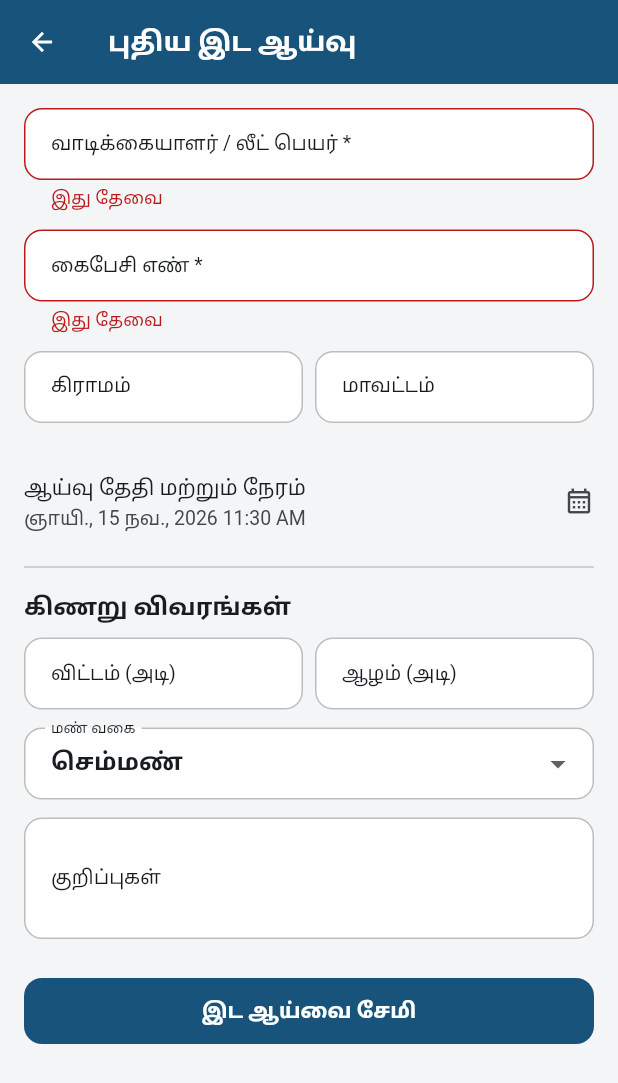
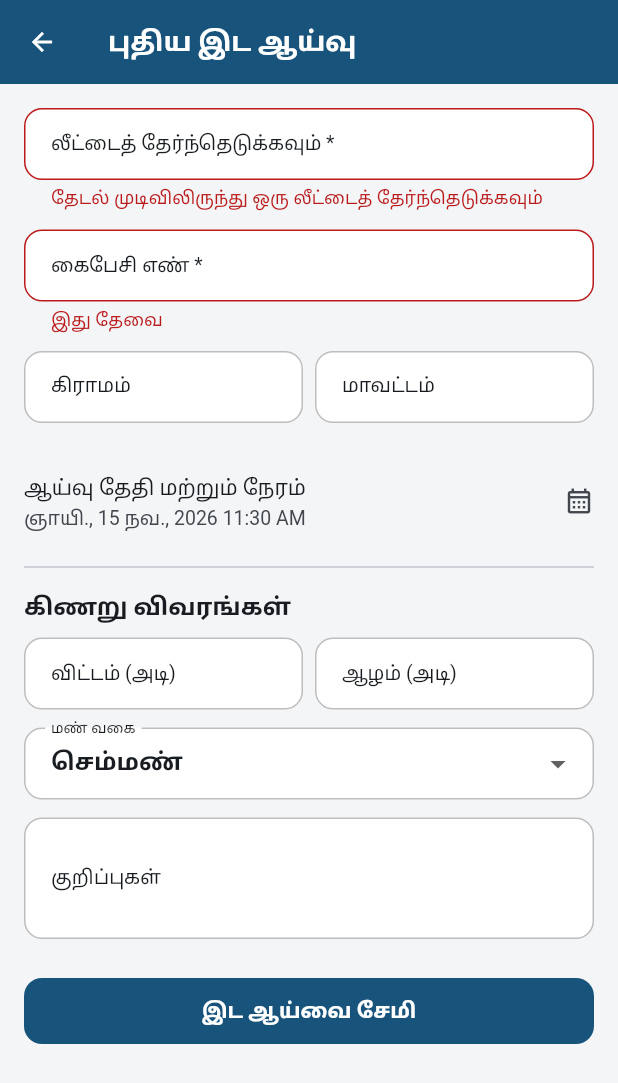
Before and after one commit to Sakthivel-Contractor/crm_mobile_app, a Flutter app: the CreateVisitScreen screen opened directly, after a tap on "இட ஆய்வை சேமி", on a phone screen of 412 x 824 dp. Shown: the top 1083 px of the screen. Run offline on Flutter 3.47's test engine with Material 3 defaults, Android fonts, the phone set to English and light mode, and no system bars; our stand-ins replace cookie_jar, dio, dio_cookie_manager, firebase_core, firebase_messaging, flutter_local_notifications and 4 more; missing offline and left inert: local_auth_android; accounts and stored records are empty.

Commit message:
Require linked lead when creating site visits

```diff
--- a/lib/features/visits/visits_screen.dart
+++ b/lib/features/visits/visits_screen.dart
@@ -8,6 +8,8 @@ import '../../app/widgets.dart';
 import '../../core/app_error.dart';
 import '../../core/contact_links.dart';
 import '../../l10n/app_localizations.dart';
+import '../leads/lead_model.dart';
+import '../leads/lead_repository.dart';
 import 'visit_model.dart';
 import 'visit_repository.dart';
 import 'visits_controller.dart';
@@ -534,7 +536,15 @@ class _VisitDetailScreenState extends State<VisitDetailScreen> {
 }
 
 class CreateVisitScreen extends StatefulWidget {
-  const CreateVisitScreen({super.key});
+  const CreateVisitScreen({
+    super.key,
+    this.leadRepository,
+    this.visitRepository,
+  });
+
+  /// Injectable for tests.
+  final LeadRepository? leadRepository;
+  final VisitRepository? visitRepository;
 
   @override
   State<CreateVisitScreen> createState() => _CreateVisitScreenState();
@@ -542,9 +552,13 @@ class CreateVisitScreen extends StatefulWidget {
 
 class _CreateVisitScreenState extends State<CreateVisitScreen> {
   final _formKey = GlobalKey<FormState>();
-  final _repo = VisitRepository();
+  late final VisitRepository _repo =
+      widget.visitRepository ?? VisitRepository();
+  late final LeadRepository _leadRepo =
+      widget.leadRepository ?? LeadRepository();
 
-  final _leadNameController = TextEditingController();
+  CrmLead? _selectedLead;
+  AppError? _leadSearchError;
   final _mobileController = TextEditingController();
   final _villageController = TextEditingController();
   final _districtController = TextEditingController();
@@ -559,7 +573,6 @@ class _CreateVisitScreenState extends State<CreateVisitScreen> {
 
   @override
   void dispose() {
-    _leadNameController.dispose();
     _mobileController.dispose();
     _villageController.dispose();
     _districtController.dispose();
@@ -572,12 +585,15 @@ class _CreateVisitScreenState extends State<CreateVisitScreen> {
 
   void _save() async {
     if (_saving || !_formKey.currentState!.validate()) return;
+    final selectedLead = _selectedLead;
+    if (selectedLead == null) return;
     setState(() => _saving = true);
 
     try {
       final visit = SiteVisit(
         name: '',
-        leadName: _leadNameController.text.trim(),
+        lead: selectedLead.name,
+        leadName: selectedLead.displayName ?? selectedLead.name,
         mobileNo: _mobileController.text.trim(),
         village: _villageController.text.trim(),
         district: _districtController.text.trim(),
@@ -616,6 +632,24 @@ class _CreateVisitScreenState extends State<CreateVisitScreen> {
     }
   }
 
+  Future<Iterable<CrmLead>> _searchLeads(TextEditingValue value) async {
+    final term = value.text.trim();
+    if (term.isEmpty) return const [];
+    try {
+      final results = await _leadRepo.fetchLeads(search: term);
+      if (mounted && _leadSearchError != null) {
+        setState(() => _leadSearchError = null);
+      }
+      return results;
+    } on AppException catch (e) {
+      if (mounted) setState(() => _leadSearchError = e.error);
+      return const [];
+    } catch (_) {
+      if (mounted) setState(() => _leadSearchError = AppError.unknown);
+      return const [];
+    }
+  }
+
   @override
   Widget build(BuildContext context) {
     final l10n = AppLocalizations.of(context)!;
@@ -626,12 +660,71 @@ class _CreateVisitScreenState extends State<CreateVisitScreen> {
         child: ListView(
           padding: const EdgeInsets.all(16),
           children: [
-            TextFormField(
-              controller: _leadNameController,
-              decoration: InputDecoration(labelText: l10n.visitClientLeadName),
-              validator: (v) =>
-                  (v == null || v.trim().isEmpty) ? l10n.fieldRequired : null,
+            Autocomplete<CrmLead>(
+              displayStringForOption: (lead) => lead.displayName ?? lead.name,
+              optionsBuilder: _searchLeads,
+              onSelected: (lead) {
+                setState(() {
+                  _selectedLead = lead;
+                  _leadSearchError = null;
+                  _mobileController.text = lead.mobileNo ?? '';
+                  _districtController.text = lead.district ?? '';
+                });
+              },
+              fieldViewBuilder:
+                  (context, controller, focusNode, onFieldSubmitted) {
+                    return TextFormField(
+                      controller: controller,
+                      focusNode: focusNode,
+                      decoration: InputDecoration(
+                        labelText: l10n.visitSelectLead,
+                        hintText: l10n.searchLeadsHint,
+                      ),
+                      onChanged: (text) {
+                        final selected = _selectedLead;
+                        if (selected != null &&
+                            text != (selected.displayName ?? selected.name)) {
+                          setState(() => _selectedLead = null);
+                        }
+                      },
+                      validator: (_) =>
+                          _selectedLead == null ? l10n.visitLeadRequired : null,
+                    );
+                  },
+              optionsViewBuilder: (context, onSelected, options) => Align(
+                alignment: Alignment.topLeft,
+                child: Material(
+                  elevation: 4,
+                  borderRadius: BorderRadius.circular(AppTheme.radius),
+                  child: ConstrainedBox(
+                    constraints: const BoxConstraints(maxHeight: 260),
+                    child: ListView.builder(
+                      shrinkWrap: true,
+                      padding: EdgeInsets.zero,
+                      itemCount: options.length,
+                      itemBuilder: (context, index) {
+                        final lead = options.elementAt(index);
+                        return ListTile(
+                          title: Text(lead.displayName ?? lead.name),
+                          subtitle: lead.mobileNo == null
+                              ? null
+                              : Text(lead.mobileNo!),
+                          onTap: () => onSelected(lead),
+                        );
+                      },
+                    ),
+                  ),
+                ),
+              ),
             ),
+            if (_leadSearchError != null) ...[
+              const SizedBox(height: 6),
+              Text(
+                appErrorMessage(l10n, _leadSearchError!),
+                style: Theme.of(context).textTheme.bodySmall
+                    ?.copyWith(color: AppTheme.error),
+              ),
+            ],
             const SizedBox(height: 12),
             TextFormField(
               controller: _mobileController,
--- a/lib/l10n/app_en.arb
+++ b/lib/l10n/app_en.arb
@@ -59,6 +59,8 @@
   "visitNotes": "Notes",
   "visitCreateFailed": "Could not create site visit",
   "visitClientLeadName": "Client / lead name *",
+  "visitSelectLead": "Select lead *",
+  "visitLeadRequired": "Select a lead from the search results",
   "visitMobileRequired": "Mobile number *",
   "visitSave": "Save site visit",
   "tabProfile": "Profile",
--- a/lib/l10n/app_localizations.dart
+++ b/lib/l10n/app_localizations.dart
@@ -451,6 +451,18 @@ abstract class AppLocalizations {
   /// In ta, this message translates to:
   /// **'வாடிக்கையாளர் / லீட் பெயர் *'**
   String get visitClientLeadName;
+
+  /// Search field for the required linked CRM Lead
+  ///
+  /// In ta, this message translates to:
+  /// **'லீட்டைத் தேர்ந்தெடுக்கவும் *'**
+  String get visitSelectLead;
+
+  /// Validation when no linked CRM Lead was selected
+  ///
+  /// In ta, this message translates to:
+  /// **'தேடல் முடிவிலிருந்து ஒரு லீட்டைத் தேர்ந்தெடுக்கவும்'**
+  String get visitLeadRequired;
 
   /// Required mobile number
   ///
--- a/lib/l10n/app_localizations_en.dart
+++ b/lib/l10n/app_localizations_en.dart
@@ -197,6 +197,12 @@ class AppLocalizationsEn extends AppLocalizations {
 
   @override
   String get visitClientLeadName => 'Client / lead name *';
+
+  @override
+  String get visitSelectLead => 'Select lead *';
+
+  @override
+  String get visitLeadRequired => 'Select a lead from the search results';
 
   @override
   String get visitMobileRequired => 'Mobile number *';
--- a/lib/l10n/app_localizations_ta.dart
+++ b/lib/l10n/app_localizations_ta.dart
@@ -198,6 +198,13 @@ class AppLocalizationsTa extends AppLocalizations {
 
   @override
   String get visitClientLeadName => 'வாடிக்கையாளர் / லீட் பெயர் *';
+
+  @override
+  String get visitSelectLead => 'லீட்டைத் தேர்ந்தெடுக்கவும் *';
+
+  @override
+  String get visitLeadRequired =>
+      'தேடல் முடிவிலிருந்து ஒரு லீட்டைத் தேர்ந்தெடுக்கவும்';
 
   @override
   String get visitMobileRequired => 'கைபேசி எண் *';
--- a/lib/l10n/app_ta.arb
+++ b/lib/l10n/app_ta.arb
@@ -195,6 +195,10 @@
   "@visitCreateFailed": {"description": "Failure to create a site visit"},
   "visitClientLeadName": "வாடிக்கையாளர் / லீட் பெயர் *",
   "@visitClientLeadName": {"description": "Required client or lead name"},
+  "visitSelectLead": "லீட்டைத் தேர்ந்தெடுக்கவும் *",
+  "@visitSelectLead": {"description": "Search field for the required linked CRM Lead"},
+  "visitLeadRequired": "தேடல் முடிவிலிருந்து ஒரு லீட்டைத் தேர்ந்தெடுக்கவும்",
+  "@visitLeadRequired": {"description": "Validation when no linked CRM Lead was selected"},
   "visitMobileRequired": "கைபேசி எண் *",
   "@visitMobileRequired": {"description": "Required mobile number"},
   "visitSave": "இட ஆய்வை சேமி",
```
Also changed, not shown: 1 other file.
